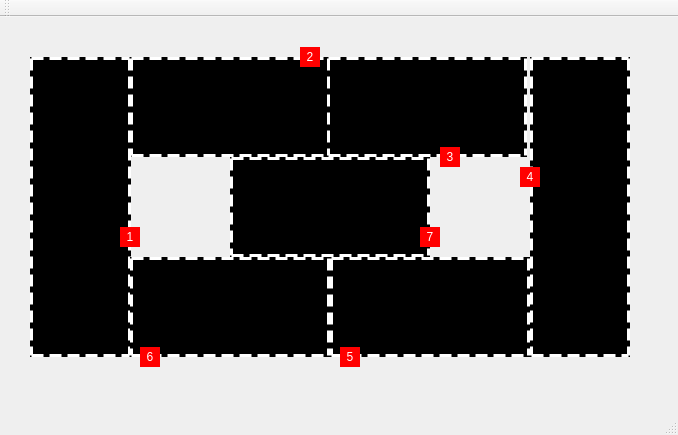
This is mainwindow.ui in Vinihcampos/train-simulator as Qt 5 draws it before an edit. The edited form follows.
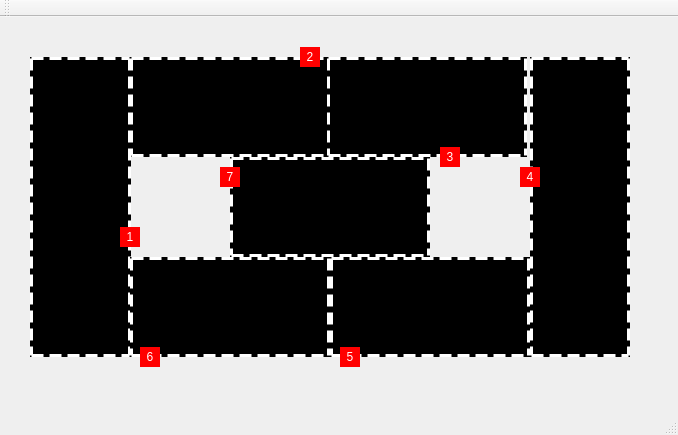
This is the edited form.

Commit message: Update rules of semaphores for all trains. 2,3 and 7 using the same logic. 5,6 and 7 using the same logic

The edit to the form file:
```diff
--- a/mainwindow.ui
+++ b/mainwindow.ui
@@ -344,8 +344,8 @@
    <widget class="QLabel" name="labelTrain7">
     <property name="geometry">
      <rect>
-      <x>420</x>
-      <y>210</y>
+      <x>220</x>
+      <y>150</y>
       <width>20</width>
       <height>20</height>
      </rect>
```
The commit also changes 2 other files.
